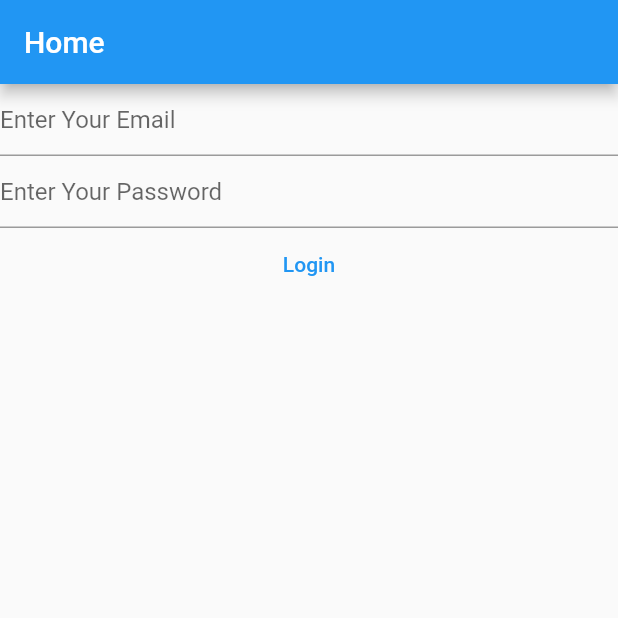
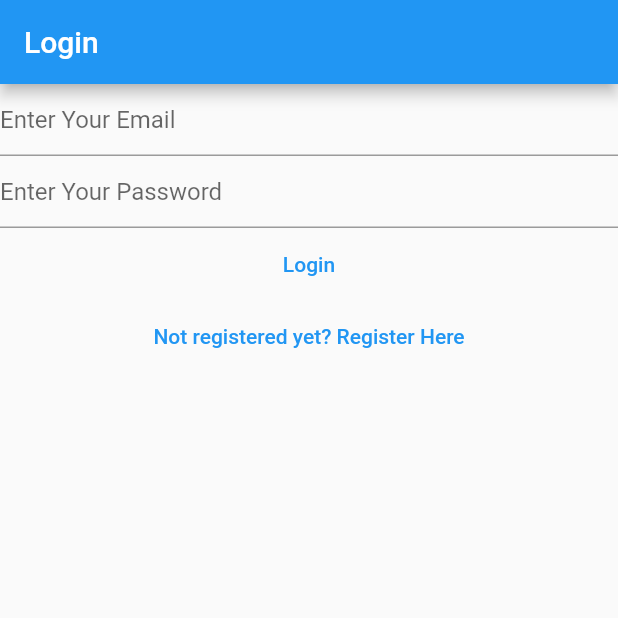
Before and after one commit to armanhn/p4nic, a Flutter app: the screen it shows after launch, on a phone screen of 412 x 824 dp, the top half of it. Run offline on Flutter 3.47's test engine with Material 2 defaults, Android fonts, the phone set to English and light mode, and no system bars; our stand-ins replace firebase_auth, firebase_core; accounts and stored records are empty.

Commit message:
created routes

```diff
--- a/lib/main.dart
+++ b/lib/main.dart
@@ -2,6 +2,7 @@
 import 'package:firebase_core/firebase_core.dart';
 import 'package:flutter/material.dart';
 import 'package:p4nic/views/login_view.dart';
+import 'package:p4nic/views/register_view.dart';
 import 'firebase_options.dart';
 
 import '../firebase_options.dart';
@@ -15,6 +16,10 @@
         primarySwatch: Colors.blue,
       ),
       home: const HomePage(),
+      routes: {
+        '/login/': (context) => const LoginView(),
+        '/register/': (context) => const RegisterView(),
+      },
     ),
   );
 }
@@ -24,11 +29,7 @@
 
   @override
   Widget build(BuildContext context) {
-    return Scaffold(
-      appBar: AppBar(
-        title: const Text('Home'),
-      ),
-      body: FutureBuilder(
+    return FutureBuilder(
         future: Firebase.initializeApp(
           options: DefaultFirebaseOptions.currentPlatform,
         ),
@@ -45,8 +46,7 @@
             default:
               return const Text('Loading....');
           }
-          }),
-    );
+        });
   }
 }
 
@@ -60,7 +60,11 @@
 class __VerifyEmailViewState extends State<_VerifyEmailView> {
   @override
   Widget build(BuildContext context) {
-    return Column(
+    return Scaffold(
+      appBar: AppBar(
+        title: const Text("Verify Email"),
+      ),
+      body: Column(
         children: [
           Text("Please verify your Email Address"),
           TextButton(
@@ -70,6 +74,7 @@
               },
               child: const Text("Send Email Verification"))
         ],
+      ),
     );
   }
 }
--- a/lib/views/login_view.dart
+++ b/lib/views/login_view.dart
@@ -29,7 +29,11 @@
 
   @override
   Widget build(BuildContext context) {
-    return Column(
+    return Scaffold(
+      appBar: AppBar(
+        title: const Text("Login"),
+      ),
+      body: Column(
         children: [
           TextField(
             controller: _email,
@@ -50,10 +54,11 @@
               final email = _email.text;
               final password = _password.text;
               try {
-              FirebaseAuth.instance
-                  .signInWithEmailAndPassword(email: email, password: password);
+                FirebaseAuth.instance.signInWithEmailAndPassword(
+                    email: email, password: password);
                 final userCredential = await FirebaseAuth.instance
-                  .signInWithEmailAndPassword(email: email, password: password);
+                    .signInWithEmailAndPassword(
+                        email: email, password: password);
                 print(userCredential);
               } on FirebaseAuthException catch (e) {
                 if (e.code == 'user-not-found') {
@@ -65,7 +70,14 @@
             },
             child: const Text('Login'),
           ),
+          TextButton(
+              onPressed: () {
+                Navigator.of(context)
+                    .pushNamedAndRemoveUntil('/register/', (route) => false);
+              },
+              child: Text('Not registered yet? Register Here')),
         ],
+      ),
     );
   }
 }
--- a/lib/views/register_view.dart
+++ b/lib/views/register_view.dart
@@ -29,7 +29,11 @@
 
   @override
   Widget build(BuildContext context) {
-    return Column(
+    return Scaffold(
+      appBar: AppBar(
+        title: const Text("Register"),
+      ),
+      body: Column(
         children: [
           TextField(
             controller: _email,
@@ -66,7 +70,14 @@
             },
             child: const Text('Register'),
           ),
+          TextButton(
+              onPressed: () {
+                Navigator.of(context)
+                    .pushNamedAndRemoveUntil('/login/', (route) => false);
+              },
+              child: const Text("Go back to login")),
         ],
+      ),
     );
   }
 }
```
Lines whose indentation alone changed are shown as unchanged.
